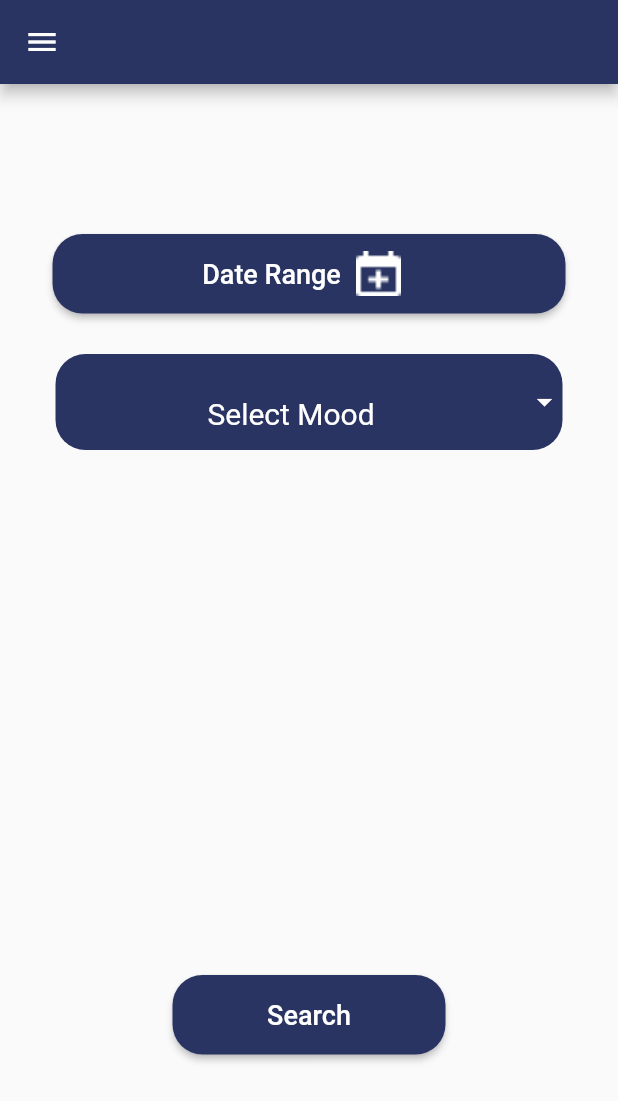
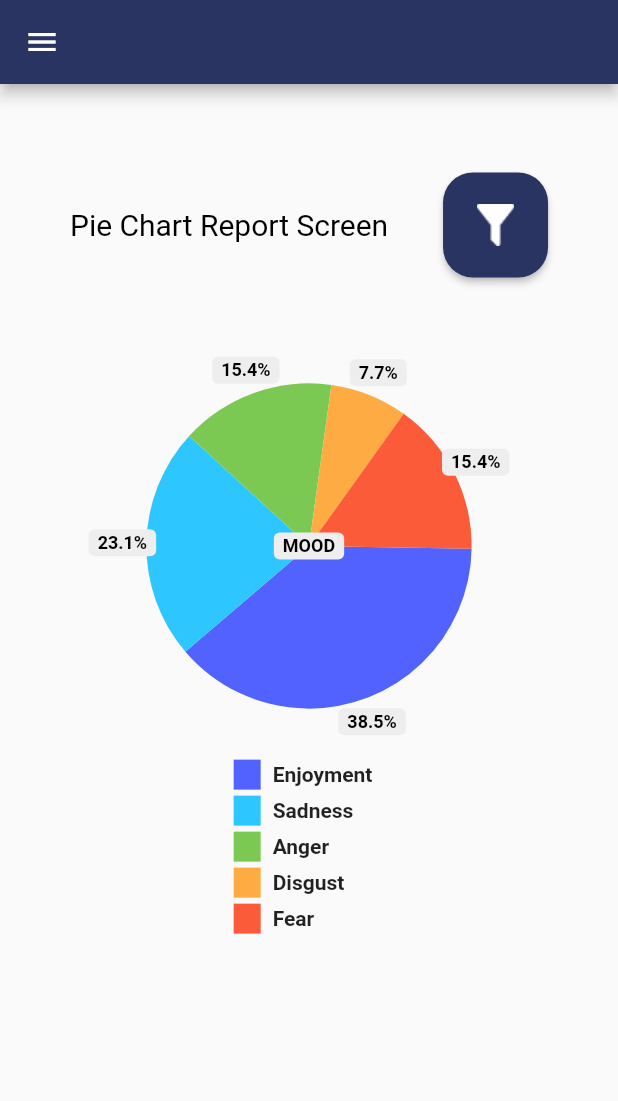
Before and after one commit to CEOSI-Flutter-Team/ceosi-app, a Flutter app: the screen it shows after launch, on a phone screen of 412 x 824 dp. Shown: the top 1101 px of the screen. Run offline on Flutter 3.47's test engine with Material 2 defaults, Android fonts, the phone set to English and light mode, and no system bars; drawn by our look-alikes of pie_chart; our stand-ins replace flutter_riverpod, font_awesome_flutter, google_fonts, image_picker; Roboto replaces fonts that are missing (Aleo).

Commit message:
Add. Pie Chart Report Screen

```diff
--- a/lib/constants/colors.dart
+++ b/lib/constants/colors.dart
@@ -22,4 +22,13 @@ class CustomColors {
     const Color.fromARGB(255, 164, 76, 105),
     const Color.fromARGB(255, 58, 122, 183),
   ];
+
+  List<Color> piechartColors = [
+    const Color.fromRGBO(82, 98, 255, 1),
+    const Color.fromRGBO(46, 198, 255, 1),
+    const Color.fromRGBO(123, 201, 82, 1),
+    const Color.fromRGBO(255, 171, 67, 1),
+    const Color.fromRGBO(252, 91, 57, 1),
+    const Color.fromRGBO(139, 135, 130, 1),
+  ];
 }
--- a/lib/main.dart
+++ b/lib/main.dart
@@ -5,6 +5,7 @@ import 'package:ceosi_app/screens/ceosi_company_app/screens/announcement_screen.
 import 'package:ceosi_app/screens/ceosi_company_app/screens/add_announcement_screen.dart';
 import 'package:ceosi_app/screens/ceosi_company_app/screens/add_team_screen.dart';
 import 'package:ceosi_app/screens/ceosi_company_app/screens/team_screen.dart';
+import 'package:ceosi_app/screens/ceosi_freedomwall/pie_chart_report_screen.dart';
 import 'package:ceosi_app/screens/ceosi_freedomwall/user_search_screen.dart';
 import 'package:ceosi_app/screens/login_screen.dart';
 import 'package:ceosi_app/screens/home_screen.dart';
@@ -29,7 +30,7 @@ class MyApp extends StatelessWidget {
         errorColor: Colors.white,
         primarySwatch: Colors.blue,
       ),
-      initialRoute: '/usersearchscreen',
+      initialRoute: '/piechartreportscreen',
       routes: {
         '/': (context) => const LoginScreen(),
         '/homescreen': (context) => const HomeScreen(),
@@ -43,6 +44,7 @@ class MyApp extends StatelessWidget {
         '/aboutscreen': (context) => const AboutScreen(),
         '/addfreedompostscreen': (context) => const AddFreedomPostScreen(),
         '/usersearchscreen': (context) => const UserSearchScreen(),
+        '/piechartreportscreen': (context) => const PieChartReportScreen(),
       },
       title: Labels.ceosiApp,
     );
--- a/lib/screens/ceosi_freedomwall/pie_chart_report_screen.dart
+++ b/lib/screens/ceosi_freedomwall/pie_chart_report_screen.dart
@@ -0,0 +1,89 @@
+import 'package:ceosi_app/constants/colors.dart';
+import 'package:ceosi_app/constants/icons.dart';
+import 'package:ceosi_app/screens/ceosi_freedomwall/widgets/piechart_widget.dart';
+import 'package:flutter/material.dart';
+import '../../widgets/button_widget.dart';
+import '../../widgets/sidebar_widget.dart';
+import '../../widgets/text_widget.dart';
+
+class PieChartReportScreen extends StatefulWidget {
+  const PieChartReportScreen({super.key});
+
+  @override
+  State<PieChartReportScreen> createState() => _PieChartReportScreenState();
+}
+
+class _PieChartReportScreenState extends State<PieChartReportScreen> {
+  Map<String, double> dataMap = {
+    'Enjoyment': 5,
+    'Sadness': 3,
+    'Anger': 2,
+    'Disgust': 1,
+    'Fear': 2,
+  };
+
+  //specific data category counter algorithm(do not remove yet)
+  //   late List<Expense> _expense = [];
+  // Map<String, double> getCategoryData() {
+  //   Map<String, double> catMap = {};
+  //   for (var item in _expense) {
+  //     print(item.category);
+  //     if (catMap.containsKey(item.category) == false) {
+  //       catMap[item.category] = 1;
+  //     } else {
+  //       catMap.update(item.category, (int) => catMap[item.category]! + 1);
+  //       // test[item.category] = test[item.category]! + 1;
+  //     }
+  //     print(catMap);
+  //   }
+  //   return catMap;
+  // }
+
+  @override
+  Widget build(BuildContext context) {
+    return WillPopScope(
+      onWillPop: () async {
+        return false;
+      },
+      child: Scaffold(
+        drawer: const SidebarWidget(),
+        appBar: AppBar(
+          backgroundColor: CustomColors.primary,
+        ),
+        body: Stack(children: [
+          PieChartWidget(centerText: 'MOOD', dataMap: dataMap),
+          pieChartSceenButtonandText(),
+        ]),
+      ),
+    );
+  }
+
+  Padding pieChartSceenButtonandText() {
+    return Padding(
+      padding: const EdgeInsets.fromLTRB(10, 0, 10, 580),
+      child: Center(
+        child: Column(
+          mainAxisAlignment: MainAxisAlignment.center,
+          children: <Widget>[
+            Row(
+              mainAxisAlignment: MainAxisAlignment.spaceEvenly,
+              children: [
+                const BoldTextWidget(
+                    color: Colors.black,
+                    fontSize: 20,
+                    text: 'Pie Chart Report Screen'),
+                ButtonWidget(
+                    borderRadius: 20,
+                    onPressed: () {},
+                    buttonHeight: 70,
+                    buttonWidth: 70,
+                    textWidget: Image.asset(CustomIcons().filtericon,
+                        fit: BoxFit.contain)),
+              ],
+            ),
+          ],
+        ),
+      ),
+    );
+  }
+}
--- /dev/null
+++ b/lib/screens/ceosi_freedomwall/widgets/piechart_widget.dart
@@ -0,0 +1,51 @@
+import 'package:flutter/material.dart';
+import 'package:pie_chart/pie_chart.dart';
+
+import '../../../constants/colors.dart';
+
+class PieChartWidget extends StatefulWidget {
+  final Map<String, double> dataMap;
+  final String? centerText;
+
+  const PieChartWidget({
+    super.key,
+    required this.centerText,
+    required this.dataMap,
+  });
+
+  @override
+  State<PieChartWidget> createState() => _PieChartWidgetState();
+}
+
+class _PieChartWidgetState extends State<PieChartWidget> {
+  @override
+  Widget build(BuildContext context) {
+    return PieChart(
+      dataMap: widget.dataMap,
+      animationDuration: const Duration(milliseconds: 800),
+      chartLegendSpacing: 32,
+      chartRadius: MediaQuery.of(context).size.width / 1.9,
+      colorList: CustomColors().piechartColors,
+      initialAngleInDegree: 1,
+      chartType: ChartType.disc,
+      ringStrokeWidth: 32,
+      centerText: widget.centerText,
+      legendOptions: const LegendOptions(
+        showLegendsInRow: false,
+        legendPosition: LegendPosition.bottom,
+        showLegends: true,
+        legendShape: BoxShape.rectangle,
+        legendTextStyle: TextStyle(
+          fontWeight: FontWeight.bold,
+        ),
+      ),
+      chartValuesOptions: const ChartValuesOptions(
+        showChartValueBackground: true,
+        showChartValues: true,
+        showChartValuesInPercentage: true,
+        showChartValuesOutside: true,
+        decimalPlaces: 1,
+      ),
+    );
+  }
+}
--- a/pubspec.yaml
+++ b/pubspec.yaml
@@ -41,6 +41,8 @@ dependencies:
   intl: ^0.17.0
   font_awesome_flutter:
   image_picker:
+  pie_chart: ^5.3.2
+
 
 dev_dependencies:
   flutter_test:
```
Also changed, not shown: lib/models/ceosi_freedomwall/model.dart (+21 -0 lines), lib/screens/ceosi_company_app/widgets/addtextformfield_widget.dart (+6 -6 lines), lib/widgets/textformfield_widget.dart (+7 -7 lines), pubspec.lock.
